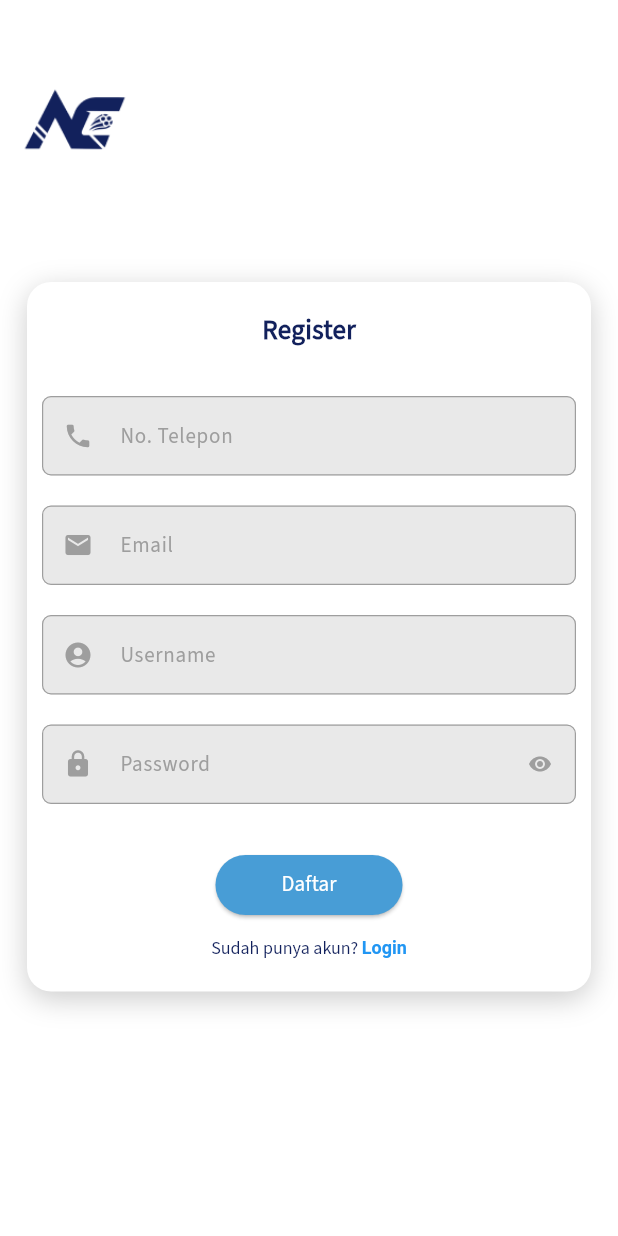
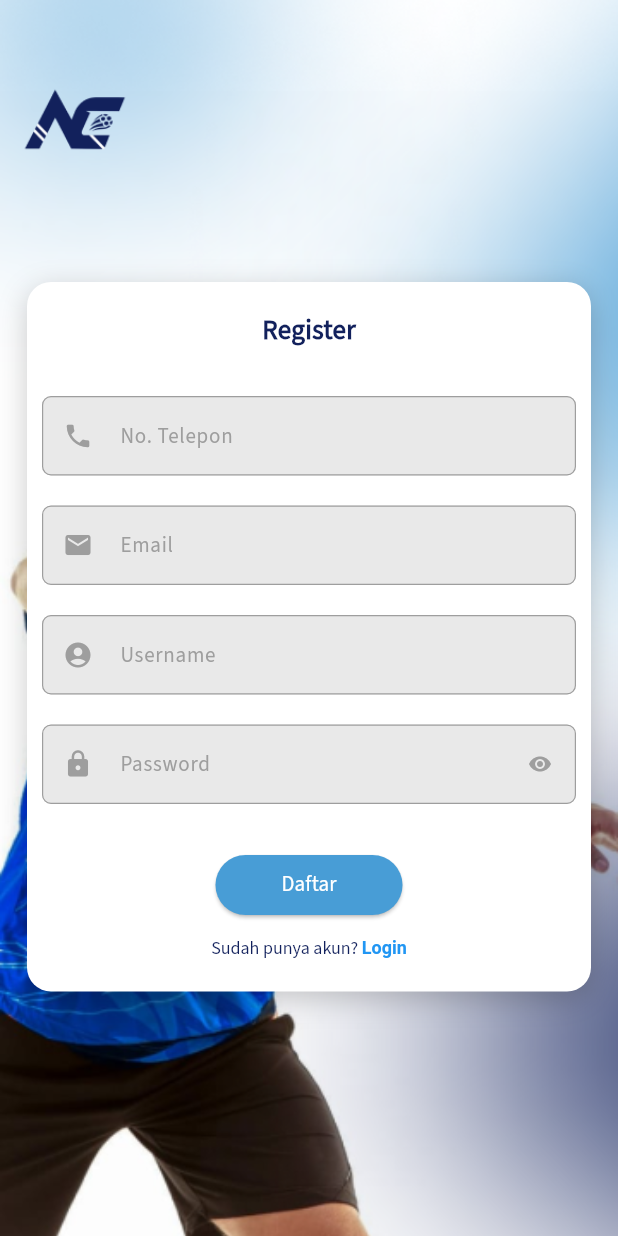
Before and after one commit to iammburg/arena-connect, a Flutter app: the screen it shows after launch, after a tap on "Daftar", on a phone screen of 412 x 824 dp. Run offline on Flutter 3.47's test engine with Material 3 defaults, Android fonts, the phone set to English and light mode, and no system bars.

Commit message:
feat: add image assets in pubspec.yaml and homescreen, login and register

```diff
--- a/lib/authentication/login.dart
+++ b/lib/authentication/login.dart
@@ -15,7 +15,17 @@ class LoginPageState extends State<LoginPage> {
   Widget build(BuildContext context) {
     return Scaffold(
       backgroundColor: Colors.white,
-      body: Column(
+      body: Stack(
+        children: [
+          // Background image
+          Positioned.fill(
+            child: Image.asset(
+              'images/background-image.png',
+              fit: BoxFit.cover,
+            ),
+          ),
+          // Main content
+          Column(
             mainAxisAlignment: MainAxisAlignment.start,
             children: [
               Column(
@@ -40,8 +50,8 @@ class LoginPageState extends State<LoginPage> {
                 child: Padding(
                   padding: const EdgeInsets.all(18),
                   child: Container(
-                padding:
-                    const EdgeInsets.symmetric(vertical: 20, horizontal: 10),
+                    padding: const EdgeInsets.symmetric(
+                        vertical: 20, horizontal: 10),
                     decoration: BoxDecoration(
                       color: const Color(0xFFffffff),
                       borderRadius: BorderRadius.circular(16),
@@ -150,8 +160,8 @@ class LoginPageState extends State<LoginPage> {
                             backgroundColor: const Color(0xFF489DD6),
                           ),
                           child: const Padding(
-                        padding:
-                            EdgeInsets.symmetric(vertical: 8, horizontal: 20),
+                            padding: EdgeInsets.symmetric(
+                                vertical: 8, horizontal: 20),
                             child: Text(
                               "Login",
                               style: TextStyle(
@@ -189,6 +199,8 @@ class LoginPageState extends State<LoginPage> {
               ),
             ],
           ),
+        ],
+      ),
     );
   }
 }
--- a/lib/authentication/register.dart
+++ b/lib/authentication/register.dart
@@ -15,7 +15,17 @@ class RegisterPageState extends State<RegisterPage> {
   Widget build(BuildContext context) {
     return Scaffold(
       backgroundColor: Colors.white,
-      body: Column(
+      body: Stack(
+        children: [
+          // Background image
+          Positioned.fill(
+            child: Image.asset(
+              'images/background-image.png',
+              fit: BoxFit.cover,
+            ),
+          ),
+          // Main content
+          Column(
             mainAxisAlignment: MainAxisAlignment.start,
             children: [
               Column(
@@ -40,8 +50,8 @@ class RegisterPageState extends State<RegisterPage> {
                 child: Padding(
                   padding: const EdgeInsets.all(18),
                   child: Container(
-                padding:
-                    const EdgeInsets.symmetric(vertical: 20, horizontal: 10),
+                    padding: const EdgeInsets.symmetric(
+                        vertical: 20, horizontal: 10),
                     decoration: BoxDecoration(
                       color: const Color(0xFFffffff),
                       borderRadius: BorderRadius.circular(16),
@@ -210,8 +220,8 @@ class RegisterPageState extends State<RegisterPage> {
                             backgroundColor: const Color(0xFF489DD6),
                           ),
                           child: const Padding(
-                        padding:
-                            EdgeInsets.symmetric(vertical: 8, horizontal: 20),
+                            padding: EdgeInsets.symmetric(
+                                vertical: 8, horizontal: 20),
                             child: Text(
                               "Daftar",
                               style: TextStyle(
@@ -249,6 +259,8 @@ class RegisterPageState extends State<RegisterPage> {
               ),
             ],
           ),
+        ],
+      ),
     );
   }
 }
--- a/lib/homescreen.dart
+++ b/lib/homescreen.dart
@@ -7,7 +7,17 @@ class HomeScreen extends StatelessWidget {
   Widget build(BuildContext context) {
     return Scaffold(
       backgroundColor: Colors.white,
-      body: Column(
+      body: Stack(
+        children: [
+          // Background image
+          Positioned.fill(
+            child: Image.asset(
+              'images/background-image.png',
+              fit: BoxFit.cover,
+            ),
+          ),
+          // Main content
+          Column(
             mainAxisAlignment: MainAxisAlignment.spaceBetween,
             children: [
               Column(
@@ -54,11 +64,15 @@ class HomeScreen extends StatelessWidget {
                             style: ElevatedButton.styleFrom(
                               backgroundColor: const Color(0xFF489DD6),
                             ),
-                        child: const Text(
-                          "Login",
+                            child: const Padding(
+                              padding: EdgeInsets.symmetric(
+                                  vertical: 8, horizontal: 18),
+                              child: Text(
+                                "Masuk",
                                 style: TextStyle(
                                     fontFamily: 'SourceSans3',
                                     color: Color(0xFFffffff)),
+                              ),
                             ),
                           ),
                           ElevatedButton(
@@ -68,11 +82,15 @@ class HomeScreen extends StatelessWidget {
                             style: ElevatedButton.styleFrom(
                               backgroundColor: const Color(0xFF12215C),
                             ),
-                        child: const Text(
+                            child: const Padding(
+                              padding: EdgeInsets.symmetric(
+                                  vertical: 8, horizontal: 18),
+                              child: Text(
                                 "Daftar",
                                 style: TextStyle(
                                     fontFamily: 'SourceSans3',
                                     color: Color(0xFFffffff)),
+                              ),
                             ),
                           ),
                         ],
@@ -84,6 +102,8 @@ class HomeScreen extends StatelessWidget {
               )
             ],
           ),
+        ],
+      ),
     );
   }
 }
--- a/pubspec.yaml
+++ b/pubspec.yaml
@@ -18,7 +18,8 @@ dev_dependencies:
 flutter:
     uses-material-design: true
     assets:
-        - images/
+        - images/background-image.png
+        - images/arena-connect1.png
 
     fonts:
         - family: Kanit
```
Also changed, not shown: images/background-image.png (added). Lines whose indentation alone changed are shown as unchanged.
